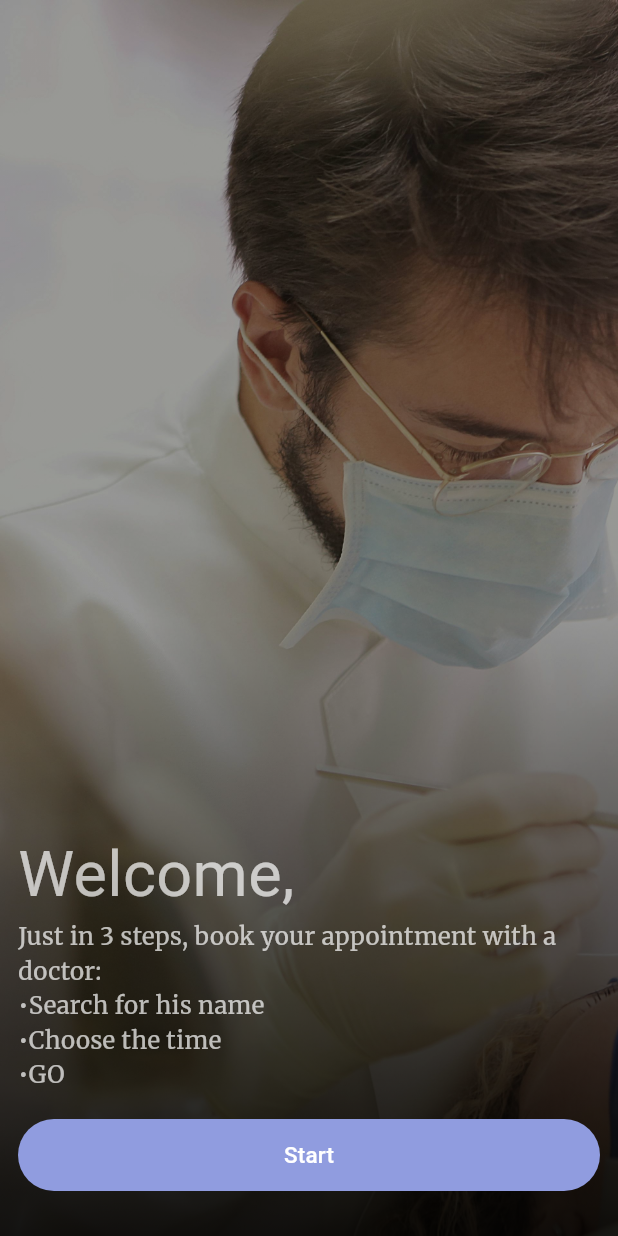
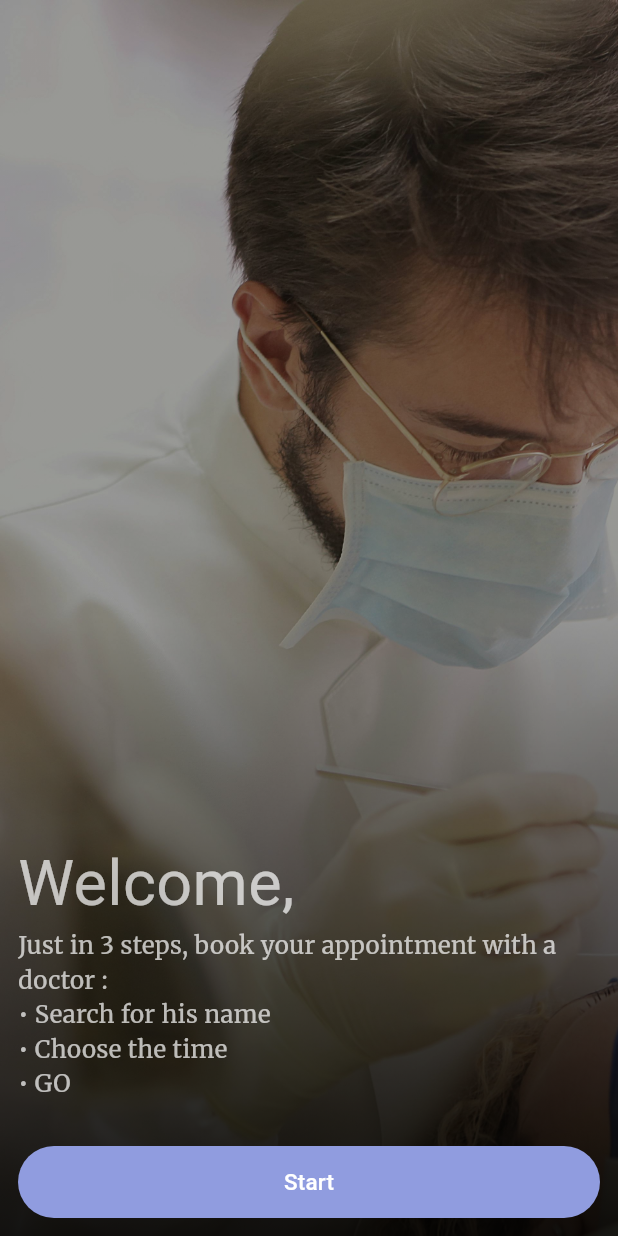
Before and after one commit to SalehMKhames/Doctor_booking_app_with-_flutter_using_Bloc_and_firebase, a Flutter app: the screen it shows after launch, on a phone screen of 412 x 824 dp. Run offline on Flutter 3.47's test engine with Material 3 defaults, Android fonts, the phone set to English and light mode, and no system bars; drawn by our look-alikes of carousel_slider; our stand-ins replace bloc, cloud_firestore, dartz, equatable, firebase_core, flutter_bloc and 5 more; accounts and stored records are empty.

```diff
--- a/lib/Features/authentication/presentation/screens/Register_screen.dart
+++ b/lib/Features/authentication/presentation/screens/Register_screen.dart
@@ -5,63 +5,57 @@ import 'package:doctory/Features/authentication/presentation/widgets/Slider_widg
 import 'package:doctory/Features/home/pages/Home.dart';
 import 'package:doctory/core/Themes/App_Theme.dart';
 import 'package:doctory/core/utils/widgets/my_snack_bar.dart';
+import 'package:doctory/generated/l10n.dart';
 import 'package:flutter/material.dart';
 import 'package:flutter_bloc/flutter_bloc.dart';
 
 import 'package:google_fonts/google_fonts.dart';
 
-class RegisterScreen extends StatefulWidget
-{
+class RegisterScreen extends StatefulWidget {
   const RegisterScreen({super.key});
 
   @override
   State<RegisterScreen> createState() => _RegisterScreenState();
 }
 
-class _RegisterScreenState extends State<RegisterScreen>
-{
+class _RegisterScreenState extends State<RegisterScreen> {
   @override
-  Widget build(BuildContext context)
-  {
+  Widget build(BuildContext context) {
+    return BlocListener<AuthBloc, AuthState>(
+      listenWhen: (previous, current) =>
+          (previous.userRegister == UserAuthStatus.loading &&
+                  current.userRegister == UserAuthStatus.success ||
+              previous.userRegister == UserAuthStatus.loading &&
+                  current.userRegister == UserAuthStatus.failed) ||
+          (previous.userLogIn == UserAuthStatus.loading &&
+                  current.userLogIn == UserAuthStatus.success ||
+              previous.userLogIn == UserAuthStatus.loading &&
+                  current.userLogIn == UserAuthStatus.failed),
 
-    return BlocListener<AuthBloc, AuthState>
-    (
-      listenWhen: (previous, current) =>
-      (previous.userRegister == UserAuthStatus.loading && current.userRegister == UserAuthStatus.success ||
-          previous.userRegister == UserAuthStatus.loading && current.userRegister == UserAuthStatus.failed)
-          ||
-          (previous.userLogIn == UserAuthStatus.loading && current.userLogIn == UserAuthStatus.success ||
-              previous.userLogIn == UserAuthStatus.loading && current.userLogIn == UserAuthStatus.failed),
-
-      listener: (context, state)
-      {
+      listener: (context, state) {
         //The Register
-        if (state.userRegister == UserAuthStatus.failed)
-        {
+        if (state.userRegister == UserAuthStatus.failed) {
           ScaffoldMessenger.of(context).showSnackBar(MySnackBar.call(
               state.message!,
               AppTheme().themData.colorScheme.errorContainer,
               AppTheme().themData.colorScheme.error));
         }
-        if (state.userRegister == UserAuthStatus.success)
-        {
+        if (state.userRegister == UserAuthStatus.success) {
           ScaffoldMessenger.of(context).showSnackBar(MySnackBar.call(
               state.message!, Colors.teal, Colors.white70)); //snackBar
 
           Navigator.of(context).push(MaterialPageRoute(builder: (_) {
-            return ProvidingInfoScreen(email:state.credentials!.email);
+            return ProvidingInfoScreen(email: state.credentials!.email);
           }));
         }
         //The Log in
-        if (state.userLogIn == UserAuthStatus.failed)
-        {
+        if (state.userLogIn == UserAuthStatus.failed) {
           ScaffoldMessenger.of(context).showSnackBar(MySnackBar.call(
               state.message!,
               AppTheme().themData.colorScheme.errorContainer,
               AppTheme().themData.colorScheme.error));
         }
-        if (state.userLogIn == UserAuthStatus.success)
-        {
+        if (state.userLogIn == UserAuthStatus.success) {
           ScaffoldMessenger.of(context).showSnackBar(MySnackBar.call(
               state.message!, Colors.teal, Colors.white70)); //snackBar
 
@@ -72,42 +66,49 @@ class _RegisterScreenState extends State<RegisterScreen>
       },
 
       //The UI
-      child: Scaffold
-      (
-        body: Stack(
-        children:
-        [
+      child: Scaffold(
+        extendBodyBehindAppBar: true,
+        appBar: AppBar(
+          backgroundColor: Colors.transparent,
+          // actions: [
+          //   DropdownButton(items: const [
+          //     DropdownMenuItem(child: Icon(Icons.flag)),
+          //     DropdownMenuItem(child: Icon(Icons.language))
+          //   ], onChanged: (index) {})
+          // ],
+        ),
+        body: Stack(children: [
           const SliderWidget(),
           Container(
             decoration: BoxDecoration(
                 gradient: LinearGradient(begin: Alignment.bottomRight, colors: [
-                  Colors.black.withOpacity(.9),
-                  Colors.black.withOpacity(.4),
-                ])),
+              Colors.black.withOpacity(.9),
+              Colors.black.withOpacity(.4),
+            ])),
           ),
-          Container
-          (
+          Container(
             margin: const EdgeInsets.all(12),
-            child: Column
-            (
-              crossAxisAlignment: CrossAxisAlignment.start,
-              mainAxisAlignment: MainAxisAlignment.end,
-              children:
-                [
+            child: Column(
+                crossAxisAlignment: CrossAxisAlignment.start,
+                mainAxisAlignment: MainAxisAlignment.end,
+                children: [
                   Text(
-                    "Welcome,",
+                    S.of(context).title,
                     style: GoogleFonts.dmSerifText(
                         fontSize: 42, color: Colors.white70),
                   ),
-                  Text(
-                      "Just in 3 steps, book your appointment with a doctor:\n•Search for his name\n•Choose the time\n•GO",
+                  Text(S.of(context).description,
                       style: GoogleFonts.merriweather(
                           fontSize: 16, color: Colors.white70)),
-                  const SizedBox(
-                    height: 18,
-                  ),
+                  // const SizedBox(
+                  //   height: 18,
+                  // ),
 
                   //Register Button
+
+                  const SizedBox(
+                    height: 30,
+                  ),
                   Container(
                     width: double.infinity,
                     decoration: BoxDecoration(
@@ -115,9 +116,10 @@ class _RegisterScreenState extends State<RegisterScreen>
                       color: const Color(0xff909CDF),
                     ),
                     child: TextButton(
-                      child: const Text(
-                        "Start",
-                        style: TextStyle(fontSize: 15, color: Colors.white),
+                      child: Text(
+                        S.of(context).btnStart,
+                        style:
+                            const TextStyle(fontSize: 15, color: Colors.white),
                       ),
                       onPressed: () {
                         showModalBottomSheet(
@@ -129,11 +131,7 @@ class _RegisterScreenState extends State<RegisterScreen>
                       },
                     ),
                   ),
-                  const SizedBox(
-                    height: 18,
-                  ),
-              ]
-            ),
+                ]),
           ),
         ]),
       ),
--- a/lib/Features/authentication/presentation/widgets/Slider_widget.dart
+++ b/lib/Features/authentication/presentation/widgets/Slider_widget.dart
@@ -22,28 +22,32 @@ class _SliderScreenState extends State<SliderWidget> {
   @override
   Widget build(BuildContext context) {
     return Scaffold(
-      body: Column
-      (
-        children:
-        [
-          CarouselSlider
-          (
-            items: imageList.map(
-                    (item) => Image.asset(item['image_path'], fit: BoxFit.cover, width: double.infinity,),
-            ).toList(),
+      body: Column(mainAxisSize: MainAxisSize.max, children: [
+        CarouselSlider(
+          items: imageList
+              .map(
+                (item) => Image.asset(
+                  item['image_path'],
+                  fit: BoxFit.cover,
+                  width: double.infinity,
+                  height: double.infinity,
+                ),
+              )
+              .toList(),
           carouselController: carouselController,
           options: CarouselOptions(
             scrollPhysics: const BouncingScrollPhysics(),
             autoPlay: true,
-                aspectRatio: .5,
+            aspectRatio: 0.5,
             viewportFraction: 1,
             onPageChanged: (index, reason) {
-                  setState(() {currentIndex = index;});
+              setState(() {
+                currentIndex = index;
+              });
             },
           ),
         ),
-          ]
-      ),
+      ]),
     );
   }
 }
--- a/lib/main.dart
+++ b/lib/main.dart
@@ -7,15 +7,15 @@ import 'package:doctory/common/user/BLOC/user_bloc.dart';
 //import 'package:doctory/common/user/presentation/User_Bloc/user_bloc.dart';
 import 'package:doctory/core/Depend_injection/dependency_injection.dart';
 import 'package:doctory/core/Themes/App_Theme.dart';
+import 'package:doctory/generated/l10n.dart';
 import 'package:flutter/material.dart';
 import 'package:firebase_core/firebase_core.dart';
 import 'package:flutter_bloc/flutter_bloc.dart';
+import 'package:flutter_localizations/flutter_localizations.dart';
 
 import 'firebase_options.dart';
 
-
-void main() async
-{
+void main() async {
   WidgetsFlutterBinding.ensureInitialized();
   await Firebase.initializeApp(options: DefaultFirebaseOptions.currentPlatform);
   configureDependencies();
@@ -26,18 +26,29 @@ class MyApp extends StatelessWidget {
   const MyApp({super.key});
 
   @override
-  build(BuildContext context)
-  {
-    return MultiBlocProvider
-      (
-      providers:
-      [
+  build(BuildContext context) {
+    return MultiBlocProvider(
+      providers: [
         BlocProvider<AuthBloc>(create: (_) => getIt<AuthBloc>()),
-        BlocProvider<UserBloc>(create: (_) => getIt<UserBloc>(),),
-        BlocProvider<DoctorBloc>(create: (_) => getIt<DoctorBloc>(),),
-        BlocProvider<AppointmentBloc>(create: (_) => getIt<AppointmentBloc>(),),
+        BlocProvider<UserBloc>(
+          create: (_) => getIt<UserBloc>(),
+        ),
+        BlocProvider<DoctorBloc>(
+          create: (_) => getIt<DoctorBloc>(),
+        ),
+        BlocProvider<AppointmentBloc>(
+          create: (_) => getIt<AppointmentBloc>(),
+        ),
       ],
       child: MaterialApp(
+        locale: const Locale('en'),
+        localizationsDelegates: const [
+          S.delegate,
+          GlobalMaterialLocalizations.delegate,
+          GlobalWidgetsLocalizations.delegate,
+          GlobalCupertinoLocalizations.delegate,
+        ],
+        supportedLocales: S.delegate.supportedLocales,
         debugShowCheckedModeBanner: false,
         theme: AppTheme().themData,
         home: const RegisterScreen(),
```
Also changed, not shown: lib/Features/appointment/Presentation/screens/Appointments_shcedule.dart (+17 -15 lines), lib/Features/authentication/presentation/widgets/email_Sheet.dart (+93 -74 lines), lib/Features/home/Widgets/avatars/circle_avatar_with_text_label.dart (+7 -5 lines), lib/Features/home/pages/Home.dart (+23 -16 lines), lib/Features/home/pages/StartPage.dart (+27 -23 lines), lib/Features/home/pages/categories.dart (added, +34 -0 lines), lib/Features/home/pages/profile_page.dart (+5 -7 lines), lib/l10n/intl_ar.arb (added, +34 -0 lines), lib/l10n/intl_en.arb (added, +34 -0 lines), pubspec.yaml (+6 -7 lines), lib/generated/intl/messages_all.dart (added), lib/generated/intl/messages_ar.dart (added), lib/generated/intl/messages_en.dart (added), lib/generated/l10n.dart (added), 1 more files. Lines whose indentation alone changed are shown as unchanged.
